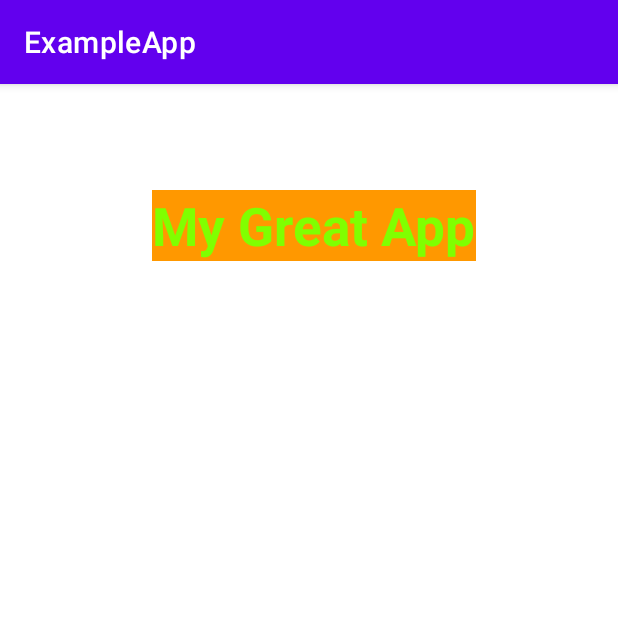
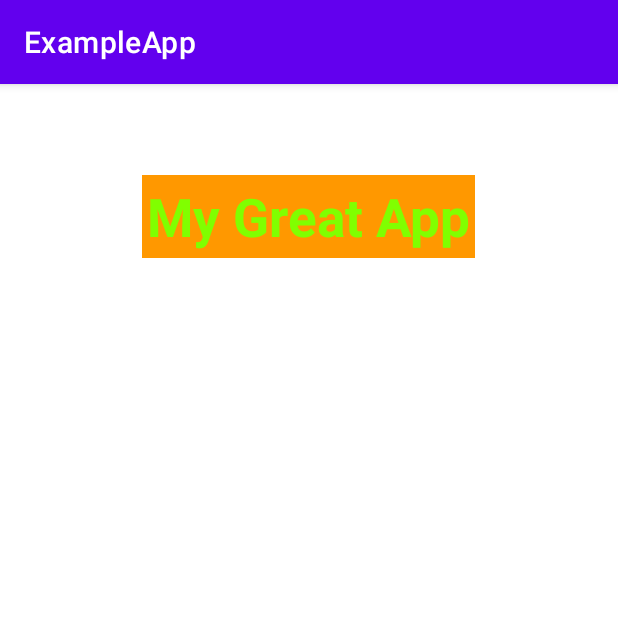
Before and after one commit to Valido-101/Curso_udemy_android, an Android app: the screen it shows after launch (MainActivity), on a phone screen of 412 x 824 dp, the top half of it. Run offline under Robolectric (Android 15) with nearby library versions, the phone set to English and light mode, and no system bars.

Commit message:
Challenge 1 terminado con diseño de interfaz responsive

```diff
--- a/app/src/main/res/layout/activity_main.xml
+++ b/app/src/main/res/layout/activity_main.xml
@@ -8,23 +8,20 @@
 
     <TextView
         android:id="@+id/textView"
-        android:layout_width="wrap_content"
-        android:layout_height="wrap_content"
-        android:layout_marginStart="101dp"
-        android:layout_marginLeft="101dp"
-        android:layout_marginTop="52dp"
-        android:layout_marginRight="96dp"
-        android:layout_marginBottom="632dp"
+        android:layout_width="222dp"
+        android:layout_height="55dp"
         android:background="@color/challengeColorBack"
         android:text="@string/challenge1"
         android:textColor="@color/challengeColorText"
         android:textSize="35sp"
         android:textStyle="bold"
+        android:gravity="center"
         app:layout_constraintBottom_toBottomOf="parent"
-        app:layout_constraintRight_toRightOf="parent"
+        app:layout_constraintEnd_toEndOf="parent"
+        app:layout_constraintHorizontal_bias="0.497"
         app:layout_constraintStart_toStartOf="parent"
         app:layout_constraintTop_toTopOf="parent"
-        app:textAllCaps="false"
-        android:layout_marginEnd="96dp" />
+        app:layout_constraintVertical_bias="0.085"
+        app:textAllCaps="false" />
 
 </androidx.constraintlayout.widget.ConstraintLayout>
```
